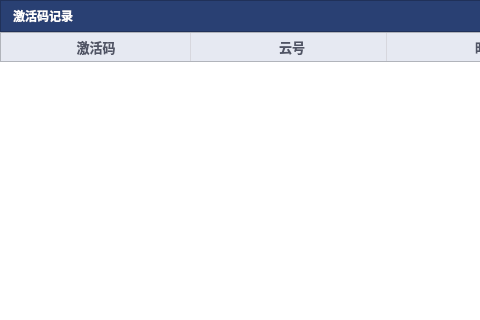
Before: the Qt Designer form activecodehistorydialog.ui in ZhouMei20220810/TEST, drawn with Qt 5; both pictures show x 0 to 480 and y 0 to 320 of the 640 by 456 pixel window.
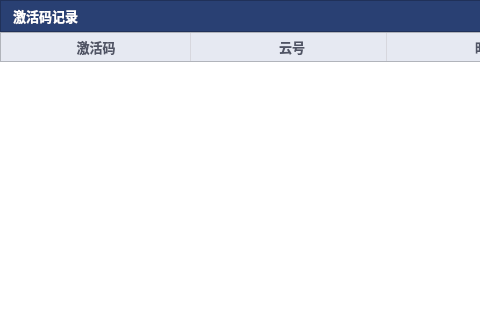
After: the same form once the commit is applied. Icons and pictures are not drawn.

```diff
--- a/activecodehistorydialog.ui
+++ b/activecodehistorydialog.ui
@@ -278,10 +278,13 @@
         </property>
         <property name="font">
          <font>
-          <pointsize>9</pointsize>
+          <pointsize>10</pointsize>
           <bold>true</bold>
          </font>
         </property>
+        <property name="styleSheet">
+         <string notr="true"/>
+        </property>
         <property name="text">
          <string>激活码记录</string>
         </property>
```
